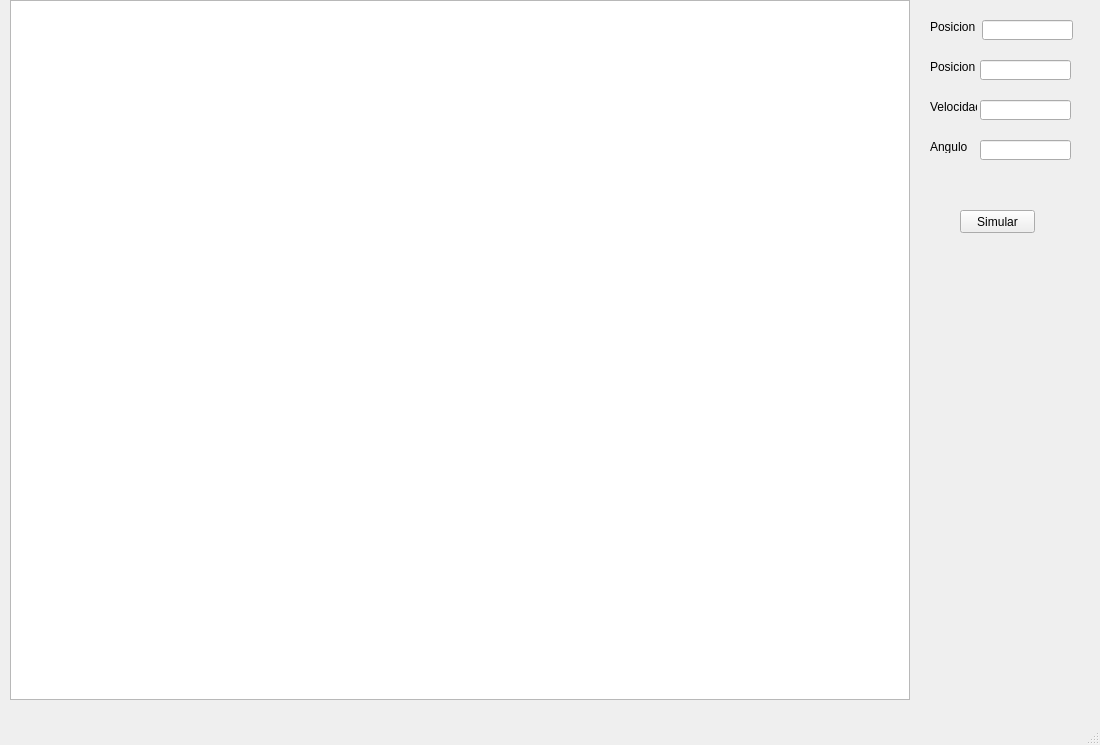
Before: the Qt Designer form Parcial_3/mainwindow.ui in jupazago/Parcial_3_, drawn with Qt 5.
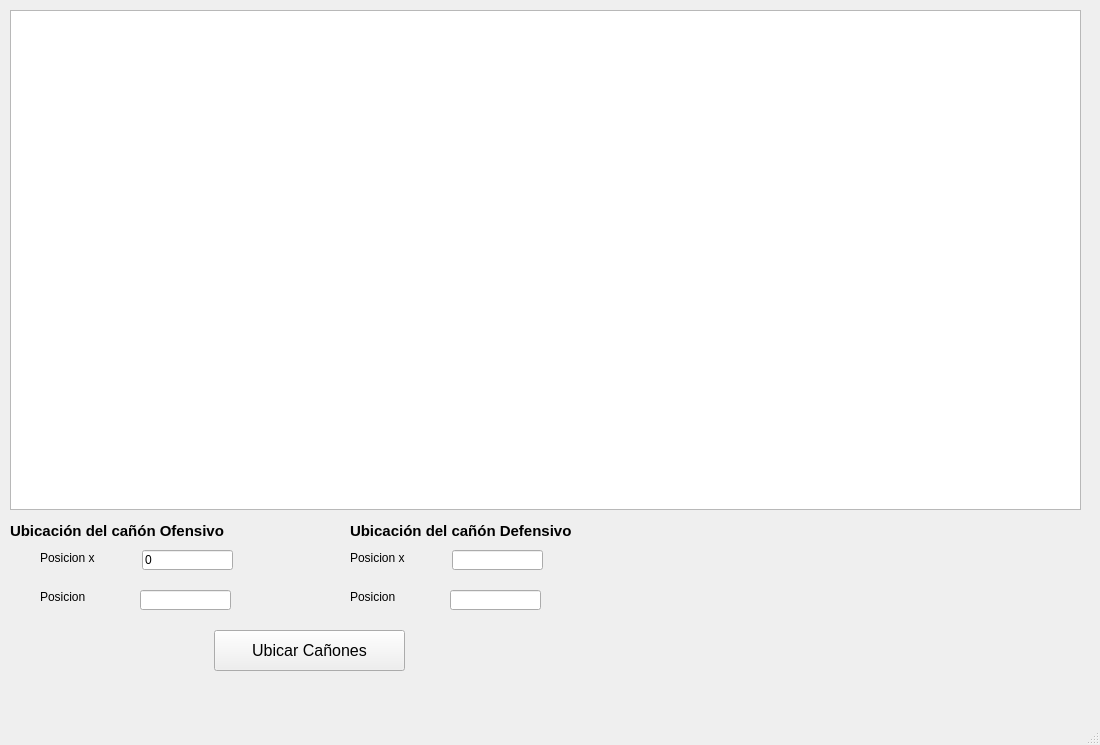
After: the same form once the commit is applied. Icons and pictures are not drawn.

Patch:
```diff
--- a/Parcial_3/mainwindow.ui
+++ b/Parcial_3/mainwindow.ui
@@ -18,45 +18,19 @@
     <property name="geometry">
      <rect>
       <x>10</x>
-      <y>0</y>
-      <width>900</width>
-      <height>700</height>
+      <y>10</y>
+      <width>1071</width>
+      <height>500</height>
      </rect>
     </property>
    </widget>
-   <widget class="QLabel" name="label_4">
-    <property name="geometry">
-     <rect>
-      <x>930</x>
-      <y>140</y>
-      <width>47</width>
-      <height>13</height>
-     </rect>
-    </property>
-    <property name="text">
-     <string>Angulo</string>
-    </property>
-   </widget>
-   <widget class="QLabel" name="label_3">
-    <property name="geometry">
-     <rect>
-      <x>930</x>
-      <y>100</y>
-      <width>47</width>
-      <height>13</height>
-     </rect>
-    </property>
-    <property name="text">
-     <string>Velocidad</string>
-    </property>
-   </widget>
    <widget class="QLabel" name="label">
     <property name="geometry">
      <rect>
-      <x>930</x>
-      <y>20</y>
-      <width>47</width>
-      <height>13</height>
+      <x>40</x>
+      <y>550</y>
+      <width>61</width>
+      <height>16</height>
      </rect>
     </property>
     <property name="text">
@@ -66,51 +40,42 @@
    <widget class="QLineEdit" name="LE_Posx">
     <property name="geometry">
      <rect>
-      <x>982</x>
-      <y>20</y>
+      <x>142</x>
+      <y>550</y>
       <width>91</width>
       <height>20</height>
      </rect>
     </property>
-   </widget>
-   <widget class="QLineEdit" name="LE_Vel">
-    <property name="geometry">
-     <rect>
-      <x>980</x>
-      <y>100</y>
-      <width>91</width>
-      <height>20</height>
-     </rect>
+    <property name="text">
+     <string>0</string>
     </property>
-   </widget>
-   <widget class="QLineEdit" name="lineEdit_4">
-    <property name="geometry">
-     <rect>
-      <x>980</x>
-      <y>140</y>
-      <width>91</width>
-      <height>20</height>
-     </rect>
+    <property name="readOnly">
+     <bool>true</bool>
     </property>
    </widget>
    <widget class="QPushButton" name="btnSimular">
     <property name="geometry">
      <rect>
-      <x>960</x>
-      <y>210</y>
-      <width>75</width>
-      <height>23</height>
+      <x>214</x>
+      <y>630</y>
+      <width>191</width>
+      <height>41</height>
      </rect>
     </property>
+    <property name="font">
+     <font>
+      <pointsize>12</pointsize>
+     </font>
+    </property>
     <property name="text">
-     <string>Simular</string>
+     <string>Ubicar Cañones</string>
     </property>
    </widget>
    <widget class="QLineEdit" name="LE_Posy">
     <property name="geometry">
      <rect>
-      <x>980</x>
-      <y>60</y>
+      <x>140</x>
+      <y>590</y>
       <width>91</width>
       <height>20</height>
      </rect>
@@ -119,8 +84,132 @@
    <widget class="QLabel" name="label_2">
     <property name="geometry">
      <rect>
-      <x>930</x>
-      <y>60</y>
+      <x>40</x>
+      <y>590</y>
+      <width>47</width>
+      <height>13</height>
+     </rect>
+    </property>
+    <property name="text">
+     <string>Posicion y</string>
+    </property>
+   </widget>
+   <widget class="QLabel" name="label_5">
+    <property name="geometry">
+     <rect>
+      <x>10</x>
+      <y>520</y>
+      <width>261</width>
+      <height>21</height>
+     </rect>
+    </property>
+    <property name="font">
+     <font>
+      <pointsize>11</pointsize>
+      <weight>75</weight>
+      <bold>true</bold>
+     </font>
+    </property>
+    <property name="text">
+     <string>Ubicación del cañón Ofensivo</string>
+    </property>
+   </widget>
+   <widget class="QLabel" name="label_6">
+    <property name="geometry">
+     <rect>
+      <x>350</x>
+      <y>520</y>
+      <width>261</width>
+      <height>21</height>
+     </rect>
+    </property>
+    <property name="font">
+     <font>
+      <pointsize>11</pointsize>
+      <weight>75</weight>
+      <bold>true</bold>
+     </font>
+    </property>
+    <property name="text">
+     <string>Ubicación del cañón Defensivo</string>
+    </property>
+   </widget>
+   <widget class="QLabel" name="label_7">
+    <property name="geometry">
+     <rect>
+      <x>590</x>
+      <y>510</y>
+      <width>31</width>
+      <height>51</height>
+     </rect>
+    </property>
+    <property name="text">
+     <string/>
+    </property>
+    <property name="pixmap">
+     <pixmap resource="recursos/recursos.qrc">:/escudoO.png</pixmap>
+    </property>
+   </widget>
+   <widget class="QLabel" name="label_8">
+    <property name="geometry">
+     <rect>
+      <x>240</x>
+      <y>510</y>
+      <width>31</width>
+      <height>41</height>
+     </rect>
+    </property>
+    <property name="text">
+     <string/>
+    </property>
+    <property name="pixmap">
+     <pixmap resource="recursos/recursos.qrc">:/escudoOO.png</pixmap>
+    </property>
+   </widget>
+   <widget class="QLineEdit" name="LE_PosyD">
+    <property name="geometry">
+     <rect>
+      <x>450</x>
+      <y>590</y>
+      <width>91</width>
+      <height>20</height>
+     </rect>
+    </property>
+   </widget>
+   <widget class="QLabel" name="label_3">
+    <property name="geometry">
+     <rect>
+      <x>350</x>
+      <y>550</y>
+      <width>61</width>
+      <height>16</height>
+     </rect>
+    </property>
+    <property name="text">
+     <string>Posicion x</string>
+    </property>
+   </widget>
+   <widget class="QLineEdit" name="LE_PosxD">
+    <property name="geometry">
+     <rect>
+      <x>452</x>
+      <y>550</y>
+      <width>91</width>
+      <height>20</height>
+     </rect>
+    </property>
+    <property name="text">
+     <string/>
+    </property>
+    <property name="readOnly">
+     <bool>false</bool>
+    </property>
+   </widget>
+   <widget class="QLabel" name="label_4">
+    <property name="geometry">
+     <rect>
+      <x>350</x>
+      <y>590</y>
       <width>47</width>
       <height>13</height>
      </rect>
```
Left out of the diff: 8 changed lines with no effect on the pictures.
